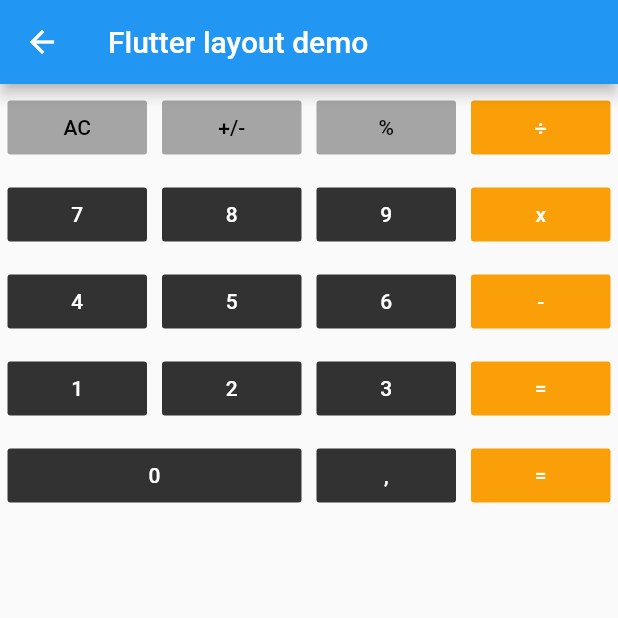
After one commit to musps/HelloWorld-flutter, a Flutter app: the screen it shows after launch, on a phone screen of 412 x 824 dp, the top half of it. The commit adds this screen. Run offline on Flutter 3.47's test engine with Material 2 defaults, Android fonts, the phone set to English and light mode, and no system bars.

Commit message:
add: add calculator

```diff
--- a/lib/main.dart
+++ b/lib/main.dart
@@ -1,5 +1,6 @@
 import 'package:flutter/material.dart';
 import 'screens/Exercice1/exercice1.dart';
+import 'screens/Exercice2/exercice2.dart';
 
 void main() => runApp(MyApp());
 
@@ -12,7 +13,11 @@ class MyApp extends StatelessWidget {
       theme: ThemeData(
         primarySwatch: Colors.blue,
       ),
-      home: Exercice1(title: 'Flutter layout demo'),
+      initialRoute: '/calculator',
+      routes: {
+        '/': (context) => Exercice1(title: 'Flutter layout demo'),
+        '/calculator': (context) => Exercice2(title: 'Flutter layout demo'),
+      },
     );
   }
 }
--- /dev/null
+++ b/lib/screens/Exercice2/exercice2.dart
@@ -0,0 +1,97 @@
+import 'package:flutter/material.dart';
+
+class Exercice2 extends StatefulWidget {
+  final String title;
+
+  Exercice2({Key key, this.title}) : super(key: key);
+  _Exercice2 createState() => _Exercice2();
+}
+
+enum ButtonColor {
+  grey,
+  darkgrey,
+  orange
+}
+
+class _Exercice2 extends State<Exercice2> {
+
+  Expanded _button(String text, int flex, double padding, [ButtonColor bgColor, Color textColor = Colors.white]) {
+    var buttonBg;
+    switch (bgColor) {
+      case ButtonColor.grey:
+        buttonBg = Color(0xffa5a5a5);
+        break;
+      case ButtonColor.darkgrey:
+        buttonBg = Color(0xff323232);
+        break;
+      case ButtonColor.orange:
+        buttonBg = Color(0xfffa9f08);
+        break;
+      default:
+        buttonBg = Color(0xff323232);
+        break;
+    }
+
+    var buttonView = FlatButton(
+      onPressed: () => print('On pressed button $text'),
+      color: buttonBg,
+      child: Text(
+        text,
+        style: TextStyle(color: textColor)
+        ),
+    );
+    return Expanded(flex: flex, child: Padding(child: buttonView, padding: EdgeInsets.all(padding)));
+  }
+
+  @override
+  Widget build(BuildContext context) {
+    return Scaffold(
+      appBar: AppBar(
+        title: Text(widget.title),
+      ),
+      body: ListView(
+        children: [
+          Row(
+            children: [
+              _button('AC', 1, 5, ButtonColor.grey, Colors.black),
+              _button('+/-', 1, 5, ButtonColor.grey, Colors.black),
+              _button('%', 1, 5, ButtonColor.grey, Colors.black),
+              _button('\u00F7', 1, 5, ButtonColor.orange),
+            ],
+          ),
+          Row(
+            children: [
+              _button('7', 1, 5),
+              _button('8', 1, 5),
+              _button('9', 1, 5),
+              _button('x', 1, 5, ButtonColor.orange),
+            ],
+          ),
+          Row(
+            children: [
+              _button('4', 1, 5),
+              _button('5', 1, 5),
+              _button('6', 1, 5),
+              _button('-', 1, 5, ButtonColor.orange),
+            ],
+          ),
+          Row(
+            children: [
+              _button('1', 1, 5),
+              _button('2', 1, 5),
+              _button('3', 1, 5),
+              _button('=', 1, 5, ButtonColor.orange),
+            ],
+          ),
+          Row(
+            children: [
+              _button('0', 2, 5),
+              _button(',', 1, 5),
+              _button('=', 1, 5, ButtonColor.orange),
+            ],
+          ),
+        ]
+      )
+    );
+  }
+}
```
